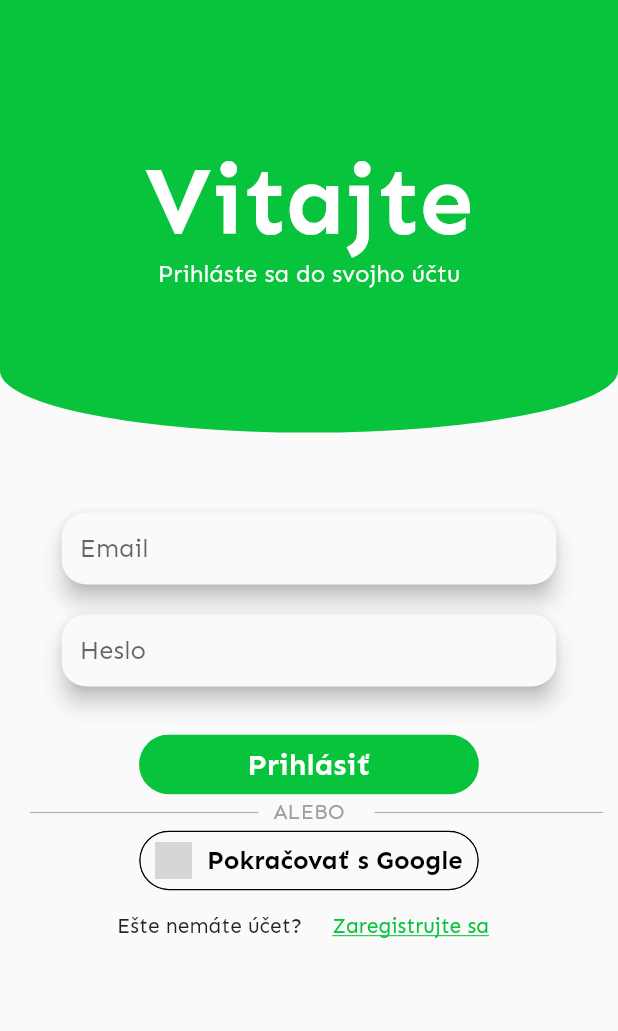
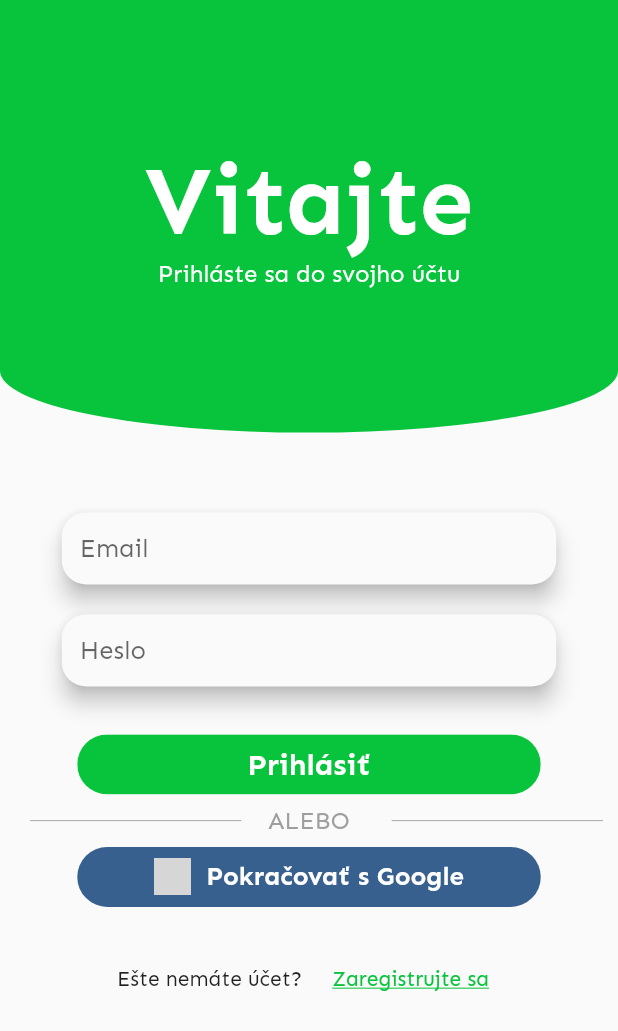
Before and after one commit to Moreplavec64/kop_spse, a Flutter app: the screen it shows after launch, on a phone screen of 412 x 824 dp. Shown: the top 1031 px of the screen. Run offline on Flutter 3.47's test engine with Material 2 defaults, Android fonts, the phone set to English and light mode, and no system bars; our stand-ins replace cloud_firestore, firebase_auth, firebase_core, flutter_svg, google_sign_in, hive and 1 more; missing offline and left inert: dijkstra, encrypt, patterns_canvas; accounts and stored records are empty; grey boxes are pictures that could not be loaded.

Commit message:
(+) login screen design change

```diff
--- a/lib/widgets/login_screen_widgets/login_button.dart
+++ b/lib/widgets/login_screen_widgets/login_button.dart
@@ -16,7 +16,7 @@ class LoginButton extends StatelessWidget {
         borderRadius: BorderRadius.circular(20),
         child: Container(
           height: _size.height * .08 < 40 ? _size.height * .08 : 40,
-          width: _size.width * .55,
+          width: _size.width * .75,
           color: Theme.of(context).primaryColor,
           child: TextButton(
             onPressed: () async => await onPressedFunction(),
--- a/lib/widgets/login_screen_widgets/login_button_google.dart
+++ b/lib/widgets/login_screen_widgets/login_button_google.dart
@@ -17,15 +17,18 @@ class LoginGoogleButton extends StatelessWidget {
     return Padding(
       padding: const EdgeInsets.symmetric(horizontal: 16),
       //zaoblenie aj containeru aj flatButtonu
-      child: ClipRRect(
-        borderRadius: BorderRadius.circular(20),
-        child: Container(
+      child: Container(
+        padding: EdgeInsets.symmetric(horizontal: _size.width * .1),
+        width: _size.width * .75,
+        height: _height,
+        decoration: BoxDecoration(
+          // border: Border.all(width: 1),
+          borderRadius: BorderRadius.circular(20),
+          color: Color(0xFF37608F),
+        ),
+        child: SizedBox(
           height: _height,
           width: _size.width * .55,
-          decoration: BoxDecoration(
-            border: Border.all(width: 1),
-            borderRadius: BorderRadius.circular(20),
-          ),
           child: FittedBox(
             fit: BoxFit.fitWidth,
             child: TextButton(
@@ -65,7 +68,7 @@ class LoginGoogleButton extends StatelessWidget {
                     softWrap: false,
                     style: TextStyle(
                       fontSize: 14,
-                      color: Colors.black,
+                      color: Colors.white,
                       fontWeight: FontWeight.bold,
                     ),
                   ),
--- a/lib/widgets/login_screen_widgets/login_form.dart
+++ b/lib/widgets/login_screen_widgets/login_form.dart
@@ -111,8 +111,9 @@ class _LoginFormState extends State<LoginFormBody> {
               loginFunction,
               authProvider.getLoggingIn ? 'Prihlásiť' : 'Pokračovať',
             ),
-            OrDivider(label: 'ALEBO', height: 24),
+            const OrDivider(label: 'ALEBO', height: 24),
             const LoginGoogleButton(),
+            SizedBox(height: 24),
             Row(
               mainAxisAlignment: MainAxisAlignment.center,
               children: [
--- a/lib/widgets/login_screen_widgets/or_divider.dart
+++ b/lib/widgets/login_screen_widgets/or_divider.dart
@@ -4,7 +4,7 @@ class OrDivider extends StatelessWidget {
   final String label;
   final double height;
 
-  OrDivider({
+  const OrDivider({
     required this.label,
     required this.height,
   });
@@ -23,9 +23,12 @@ class OrDivider extends StatelessWidget {
             ),
           ),
         ),
-        Text(
-          label,
-          style: const TextStyle(color: Colors.grey),
+        Padding(
+          padding: const EdgeInsets.all(8.0),
+          child: Text(
+            label,
+            style: const TextStyle(color: Colors.grey, fontSize: 16),
+          ),
         ),
         Expanded(
           child: Container(
```
